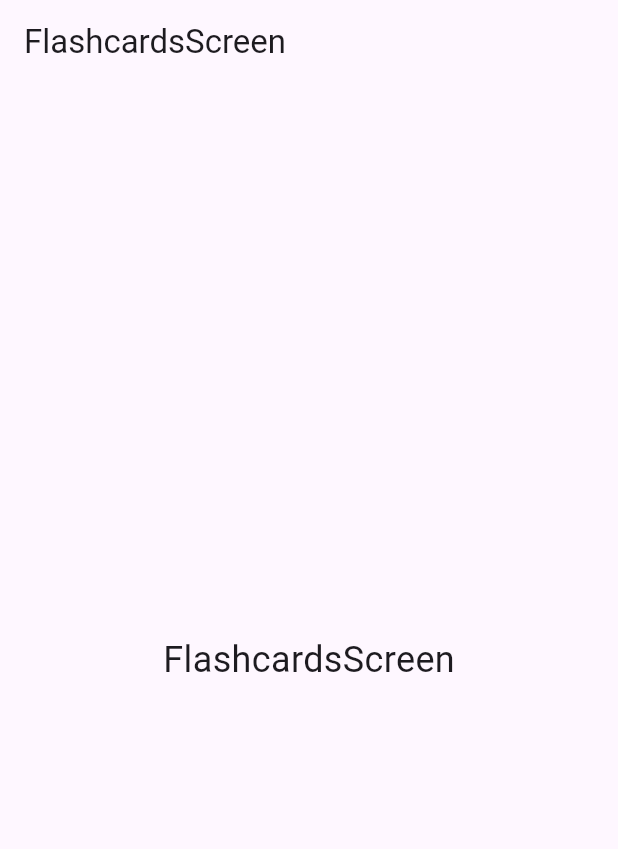
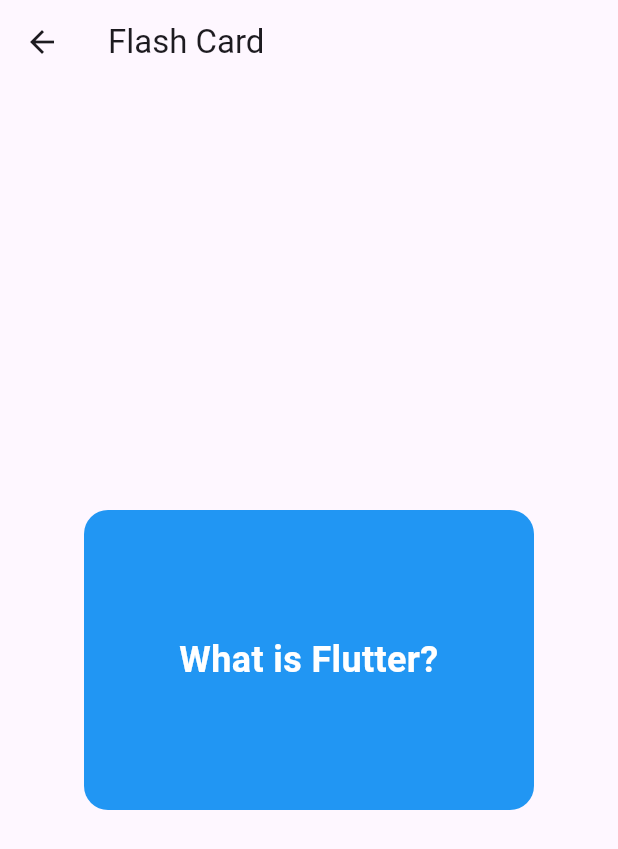
Before and after one commit to PRG-Alpha-231/skillmentor, a Flutter app: the UserHome screen opened directly, item 2 of the bottom bar chosen, after a tap on "Flashcards", on a phone screen of 412 x 824 dp. Shown: the top 849 px of the screen. Run offline on Flutter 3.47's test engine with Material 3 defaults, Android fonts, the phone set to English and light mode, and no system bars.

Commit message:
Home page(not final)

```diff
--- a/lib/users/screens/flashcards_screen.dart
+++ b/lib/users/screens/flashcards_screen.dart
@@ -1,17 +1,78 @@
 import 'package:flutter/material.dart';
 
-class FlashcardsScreen extends StatelessWidget {
+void main() {
+  runApp(MyApp());
+}
+
+class MyApp extends StatelessWidget {
   @override
   Widget build(BuildContext context) {
     return MaterialApp(
-      home: Scaffold(
-        appBar: AppBar(
-          title: Text('FlashcardsScreen'),
-        ),
-        body: Center(
-          child: Text(
-            'FlashcardsScreen',
-            style: TextStyle(fontSize: 24),
+      home: FlashCardScreen(),
+    );
+  }
+}
+
+class FlashCardScreen extends StatefulWidget {
+  @override
+  _FlashCardScreenState createState() => _FlashCardScreenState();
+}
+
+class _FlashCardScreenState extends State<FlashCardScreen> {
+  bool _showAnswer = false; // Track if answer is visible
+  bool _isFlashing = false; // Track flash state
+
+  // Question and Answer for the flashcard
+  final String question = "What is Flutter?";
+  final String answer = "A UI toolkit for building natively compiled applications.";
+
+  // Function to toggle answer visibility with flash effect
+  void _toggleAnswer() {
+    setState(() {
+      _isFlashing = true; // Start flash animation
+    });
+
+    // Show the answer after a short delay to simulate the flash
+    Future.delayed(Duration(milliseconds: 200), () {
+      setState(() {
+        _showAnswer = !_showAnswer;
+        _isFlashing = false; // End flash animation
+      });
+    });
+  }
+
+  @override
+  Widget build(BuildContext context) {
+    return Scaffold(
+      appBar: AppBar(
+        title: Text("Flash Card"),
+      ),
+      body: Center(
+        child: GestureDetector(
+          onTap: _toggleAnswer, // Tap to toggle the answer
+          child: AnimatedContainer(
+            duration: Duration(milliseconds: 200),
+            curve: Curves.easeInOut,
+            width: 300,
+            height: 200,
+            decoration: BoxDecoration(
+              color: _isFlashing ? Colors.yellow : Colors.blue, // Flash color
+              borderRadius: BorderRadius.circular(16),
+            ),
+            alignment: Alignment.center,
+            child: AnimatedOpacity(
+              opacity: _isFlashing ? 0 : 1, // Fade effect during flash
+              duration: Duration(milliseconds: 200),
+              child: Text(
+                _showAnswer ? answer : question,
+                style: TextStyle(
+                  fontSize: 24,
+                  color: Colors.white,
+                  fontWeight: FontWeight.bold,
+                ),
+                textAlign: TextAlign.center,
+              ),
+            ),
           ),
         ),
       ),
--- a/lib/users/screens/resource_screen.dart
+++ b/lib/users/screens/resource_screen.dart
@@ -67,7 +67,7 @@
               bgColor: Color(0xFFB2E1FF), // Brighter pastel light blue
               icon: Icons.flash_on, // Flash icon for flashcards
               onTap: () {
-                Navigator.push(context, MaterialPageRoute(builder: (context) => FlashcardsScreen()));
+                Navigator.push(context, MaterialPageRoute(builder: (context) => FlashCardScreen()));
               },
             ),
             SizedBox(height: 16),
--- a/lib/users/screens/user_home.dart
+++ b/lib/users/screens/user_home.dart
@@ -1,6 +1,5 @@
 import 'package:flutter/material.dart';
 import 'package:skillmentor/users/screens/resource_screen.dart';
-
 import 'profile_screen.dart';
 
 class UserHome extends StatefulWidget {
@@ -14,7 +13,6 @@
   final TextEditingController _taskController = TextEditingController();
   DateTime _selectedDate = DateTime.now();
 
-  // Additional task categories for new progress bars
   final List<String> _workTasks = [];
   final List<bool> _workTaskCompletionStatus = [];
 
@@ -100,15 +98,15 @@
               mainAxisAlignment: MainAxisAlignment.spaceBetween,
               children: [
                 IconButton(
-                  icon: Icon(Icons.arrow_left),
+                  icon: Icon(Icons.arrow_left, color: Colors.blueGrey),
                   onPressed: _goToPreviousWeek,
                 ),
                 Text(
                   '${_selectedDate.month}/${_selectedDate.day}/${_selectedDate.year}',
-                  style: Theme.of(context).textTheme.headlineSmall,
+                  style: Theme.of(context).textTheme.headlineSmall?.copyWith(color: Colors.blueGrey),
                 ),
                 IconButton(
-                  icon: Icon(Icons.arrow_right),
+                  icon: Icon(Icons.arrow_right, color: Colors.blueGrey),
                   onPressed: _goToNextWeek,
                 ),
               ],
@@ -121,7 +119,7 @@
             // Original Progress Bar Section (Overall Progress)
             Text(
               'Overall Progress',
-              style: Theme.of(context).textTheme.headlineSmall,
+              style: Theme.of(context).textTheme.headlineSmall?.copyWith(color: Colors.blueGrey),
             ),
             const SizedBox(height: 10),
             _toDoList.isEmpty
@@ -140,11 +138,11 @@
               children: [
                 LinearProgressIndicator(
                   value: _overallCompletionPercentage,
-                  minHeight: 10,
+                  minHeight: 20,
                   backgroundColor: Colors.grey[300],
                   valueColor: AlwaysStoppedAnimation<Color>(Colors.blue),
                 ),
-                const SizedBox(height: 5),
+                const SizedBox(height: 10),
                 Text(
                   '${(_overallCompletionPercentage * 100).toStringAsFixed(0)}%',
                   style: TextStyle(
@@ -160,14 +158,13 @@
 
             // Expansion Tile for Additional Progress Bars
             ExpansionTile(
-              title: Text('Additional Progress Bars'),
+              title: Text('Additional Progress Bars', style: Theme.of(context).textTheme.bodySmall),
               children: [
-                _buildProgressBarSection('Category 1 ', _category1CompletionPercentage, Colors.tealAccent),
-                _buildProgressBarSection('Category 2 ', _category2CompletionPercentage, Colors.tealAccent),
-                _buildProgressBarSection('Category 3 ', _category3CompletionPercentage, Colors.tealAccent),
-                _buildProgressBarSection('Category 4 ', _category4CompletionPercentage, Colors.tealAccent),
-                _buildProgressBarSection('Category 5 ', _category5CompletionPercentage, Colors.tealAccent),
-
+                _buildProgressBarSection('Category 1', _category1CompletionPercentage, Colors.tealAccent),
+                _buildProgressBarSection('Category 2', _category2CompletionPercentage, Colors.tealAccent),
+                _buildProgressBarSection('Category 3', _category3CompletionPercentage, Colors.tealAccent),
+                _buildProgressBarSection('Category 4', _category4CompletionPercentage, Colors.tealAccent),
+                _buildProgressBarSection('Category 5', _category5CompletionPercentage, Colors.tealAccent),
               ],
             ),
 
@@ -176,7 +173,7 @@
             // To-Do List Section
             Text(
               'To-Do List',
-              style: Theme.of(context).textTheme.headlineSmall,
+              style: Theme.of(context).textTheme.headlineSmall?.copyWith(color: Colors.blueGrey),
             ),
             const SizedBox(height: 10),
 
@@ -190,6 +187,8 @@
                       border: OutlineInputBorder(
                         borderRadius: BorderRadius.circular(8),
                       ),
+                      filled: true,
+                      fillColor: Colors.grey[200],
                     ),
                   ),
                 ),
@@ -197,6 +196,12 @@
                 ElevatedButton(
                   onPressed: _addTask,
                   child: const Text('Add'),
+                  style: ElevatedButton.styleFrom(
+                     // Background color
+                    shape: RoundedRectangleBorder(
+                      borderRadius: BorderRadius.circular(8), // Rounded button
+                    ),
+                  ),
                 ),
               ],
             ),
@@ -248,26 +253,20 @@
       bottomNavigationBar: BottomNavigationBar(
         currentIndex: 0,
         items: const [
-          BottomNavigationBarItem(icon: Icon(Icons.home), label: 'Home',),
+          BottomNavigationBarItem(icon: Icon(Icons.home), label: 'Home'),
           BottomNavigationBarItem(icon: Icon(Icons.school), label: 'Resources'),
           BottomNavigationBarItem(icon: Icon(Icons.person), label: 'Profile'),
         ],
         onTap: (int index) {
           switch (index) {
             case 0:
-          Navigator.push(context,MaterialPageRoute(builder: (context) =>UserHome() ,));
+              Navigator.push(context, MaterialPageRoute(builder: (context) => UserHome()));
               break;
             case 1:
-              Navigator.push(
-                context,
-                MaterialPageRoute(builder: (context) => ResourcesScreen()),
-              );
+              Navigator.push(context, MaterialPageRoute(builder: (context) => ResourcesScreen()));
               break;
             case 2:
-              Navigator.push(
-                context,
-                MaterialPageRoute(builder: (context) => ProfileScreen()),
-              );
+              Navigator.push(context, MaterialPageRoute(builder: (context) => ProfileScreen()));
               break;
           }
         },
@@ -382,8 +381,6 @@
 
 extension DateTimeComparison on DateTime {
   bool isSameDayAs(DateTime other) {
-    return this.year == other.year &&
-        this.month == other.month &&
-        this.day == other.day;
+    return this.year == other.year && this.month == other.month && this.day == other.day;
   }
 }
```
Also changed, not shown: lib/users/screens/whiteboard_screen.dart (+72 -10 lines).
